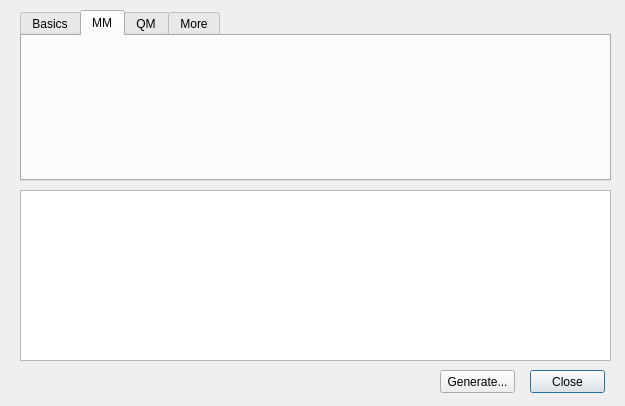
This is cp2k/cp2kinputdialog.ui in brhr-iwao/libavogadro1cp2k as Qt 5 draws it before an edit. The edited form follows.
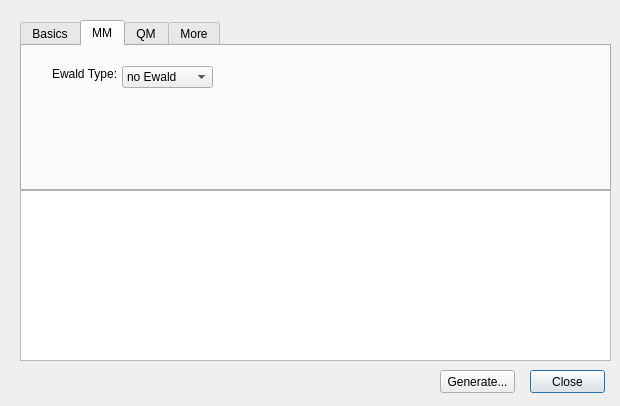
This is the edited form. The open tabs and pages were chosen to show the change.

Patch:
```diff
--- a/cp2k/cp2kinputdialog.ui
+++ b/cp2k/cp2kinputdialog.ui
@@ -6,7 +6,7 @@
    <rect>
     <x>0</x>
     <y>0</y>
-    <width>625</width>
+    <width>620</width>
     <height>406</height>
    </rect>
   </property>
@@ -30,7 +30,7 @@
    <property name="geometry">
     <rect>
      <x>20</x>
-     <y>10</y>
+     <y>20</y>
      <width>591</width>
      <height>171</height>
     </rect>
@@ -172,6 +172,49 @@
     <attribute name="title">
      <string>MM</string>
     </attribute>
+    <widget class="QComboBox" name="ewaldTypeCombo">
+     <property name="geometry">
+      <rect>
+       <x>100</x>
+       <y>20</y>
+       <width>91</width>
+       <height>22</height>
+      </rect>
+     </property>
+     <item>
+      <property name="text">
+       <string>no Ewald</string>
+      </property>
+     </item>
+     <item>
+      <property name="text">
+       <string>Ewald</string>
+      </property>
+     </item>
+     <item>
+      <property name="text">
+       <string>PME</string>
+      </property>
+     </item>
+     <item>
+      <property name="text">
+       <string>SPME</string>
+      </property>
+     </item>
+    </widget>
+    <widget class="QLabel" name="ewaldTypeLabel">
+     <property name="geometry">
+      <rect>
+       <x>30</x>
+       <y>20</y>
+       <width>81</width>
+       <height>16</height>
+      </rect>
+     </property>
+     <property name="text">
+      <string>Ewald Type:</string>
+     </property>
+    </widget>
    </widget>
    <widget class="QWidget" name="qmTab">
     <attribute name="title">
```
Left out of the diff: 31 changed lines with no effect on the pictures.
